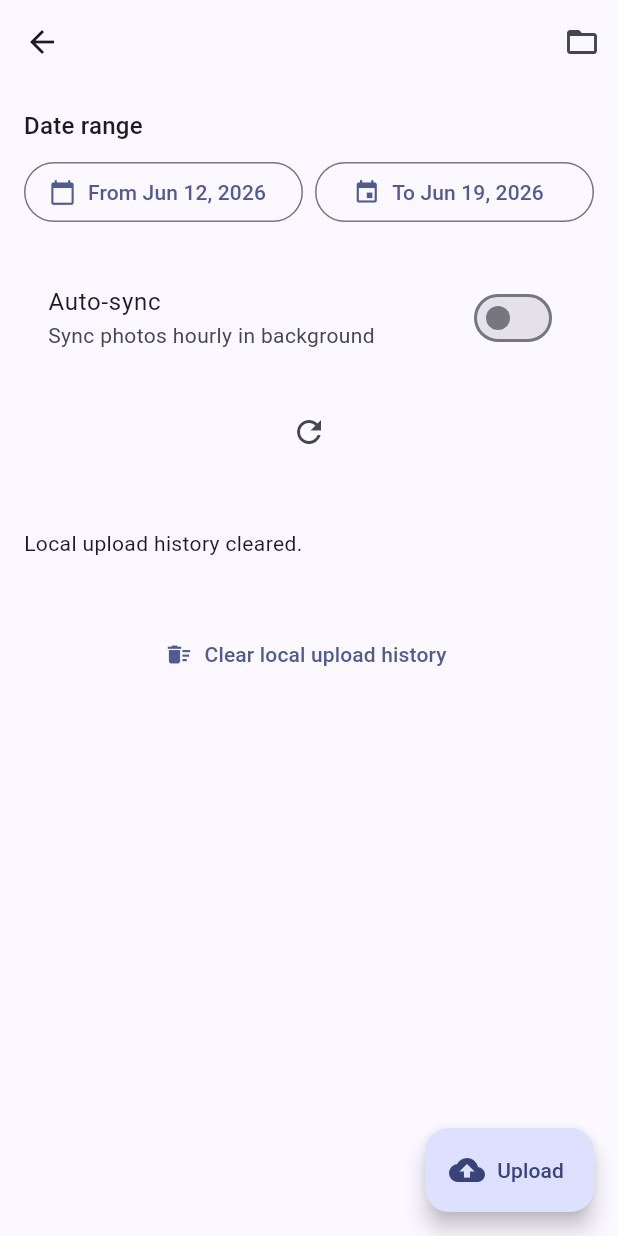
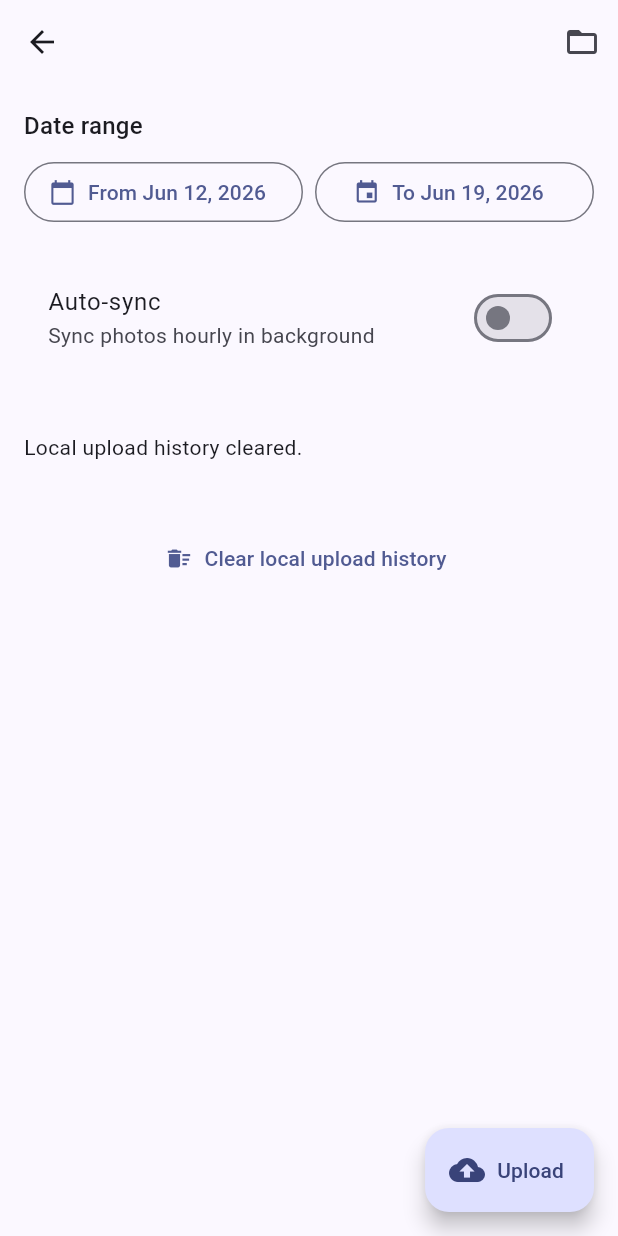
Before and after one commit to spidgorny/mobile_photo_sync, a Flutter app: the PhotoListScreen screen opened directly with empty values, after a tap on "Clear local upload history", on a phone screen of 412 x 824 dp. Run offline on Flutter 3.47's test engine with Material 3 defaults, Android fonts, the phone set to English and light mode, and no system bars; our stand-ins replace dio, flutter_local_notifications, flutter_secure_storage, google_sign_in, shared_preferences; missing offline and left inert: photo_manager, workmanager; accounts and stored records are empty.

Commit message:
Replace refresh button with pull-to-refresh
- Remove refresh IconButton from UI
- Wrap ListView in RefreshIndicator widget
- Enable pull-to-refresh gesture to reload photos
- Use Flutter's built-in RefreshIndicator (no additional library needed)

```diff
--- a/lib/screens/photo_list_screen.dart
+++ b/lib/screens/photo_list_screen.dart
@@ -257,7 +257,9 @@ class _PhotoListScreenState extends State<PhotoListScreen> {
         icon: const Icon(Icons.cloud_upload),
         label: const Text('Upload'),
       ),
-      body: ListView(
+      body: RefreshIndicator(
+        onRefresh: _loadPhotos,
+        child: ListView(
         padding: const EdgeInsets.all(16),
         children: [
           Text('Date range', style: Theme.of(context).textTheme.titleMedium),
@@ -280,8 +282,6 @@ class _PhotoListScreenState extends State<PhotoListScreen> {
             value: _autoSyncEnabled,
             onChanged: _busy ? null : _toggleAutoSync,
           ),
-          const SizedBox(height: 16),
-          IconButton(onPressed: _busy ? null : _loadPhotos, icon: const Icon(Icons.refresh)),
           const SizedBox(height: 24),
           if (_busy) const LinearProgressIndicator(),
           if (progress != null) ...[
@@ -359,6 +359,8 @@ class _PhotoListScreenState extends State<PhotoListScreen> {
           ),
         ],
       ),
+        ),
+      ),
     );
   }
 }
```
